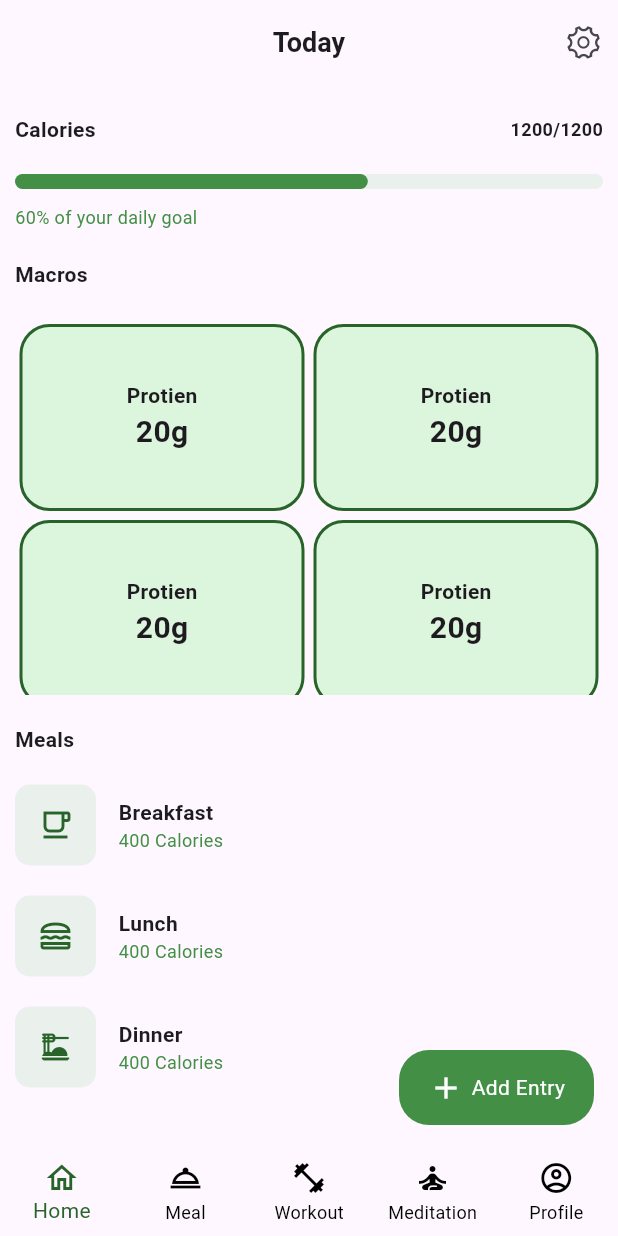
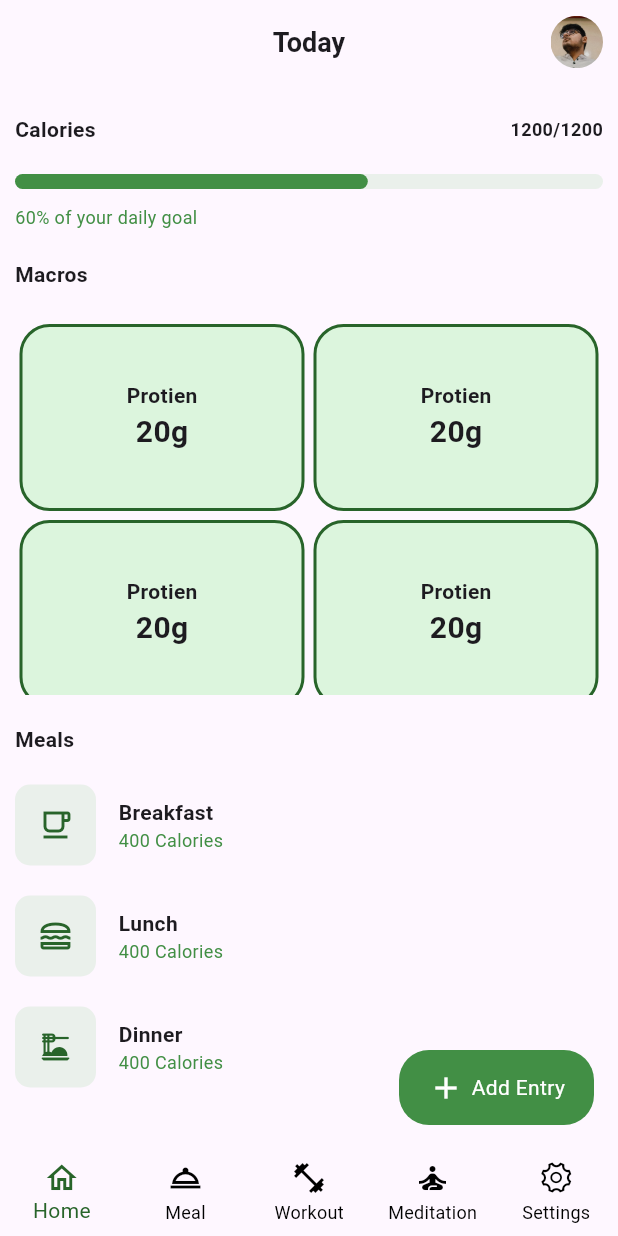
Before and after one commit to ankit-kr-codes/Calbun, a Flutter app: the Home screen opened by its route, on a phone screen of 412 x 824 dp. Run offline on Flutter 3.47's test engine with Material 3 defaults, Android fonts, the light colour scheme and no system bars; our stand-ins replace go_router.

Commit message:
Created Profile page and added comming soon banner to workout and meditation page

```diff
--- a/lib/core/router.dart
+++ b/lib/core/router.dart
@@ -1,10 +1,16 @@
+import 'package:calbun/main.dart';
 import 'package:calbun/presentation/home.dart';
 import 'package:calbun/presentation/login_form.dart';
+import 'package:calbun/presentation/meal.dart';
+import 'package:calbun/presentation/meditation.dart';
+import 'package:calbun/presentation/profile.dart';
+import 'package:calbun/presentation/settings.dart';
 import 'package:calbun/presentation/signup_form.dart';
 import 'package:calbun/presentation/welcome.dart';
+import 'package:calbun/presentation/workout.dart';
 import 'package:go_router/go_router.dart';
 
-GoRouter router = GoRouter(
+final router = GoRouter(
   initialLocation: '/welcome',
   routes: [
     GoRoute(
@@ -23,9 +29,40 @@ GoRouter router = GoRouter(
       //
     ),
     GoRoute(
-      path: '/home',
-      builder: (context, state) => const Home(),
+      path: '/profile',
+      builder: (context, state) => const Profile(),
       //
+    ),
+    ShellRoute(
+      builder: (context, state, child) => MainShell(child: child),
+      routes: [
+        GoRoute(
+          path: '/home',
+          builder: (context, state) => const Home(),
+          //
+        ),
+        GoRoute(
+          path: '/meal',
+          builder: (context, state) => const Meal(),
+          //
+        ),
+        GoRoute(
+          path: '/workout',
+          builder: (context, state) => const Workout(),
+          //
+        ),
+        GoRoute(
+          path: '/meditation',
+          builder: (context, state) => const Meditation(),
+          //
+        ),
+
+        GoRoute(
+          path: '/settings',
+          builder: (context, state) => const Settings(),
+          //
+        ),
+      ],
     ),
   ],
 );
--- a/lib/main.dart
+++ b/lib/main.dart
@@ -1,5 +1,8 @@
 import 'package:calbun/core/router.dart';
+import 'package:calbun/core/theme.dart';
+import 'package:flutter/cupertino.dart';
 import 'package:flutter/material.dart';
+import 'package:go_router/go_router.dart';
 
 void main() {
   runApp(const Calbun());
@@ -17,3 +20,78 @@ class Calbun extends StatelessWidget {
     );
   }
 }
+
+class MainShell extends StatelessWidget {
+  final Widget child;
+  const MainShell({super.key, required this.child});
+
+  @override
+  Widget build(BuildContext context) {
+    var path = GoRouterState.of(context).uri.path;
+
+    int index = switch (path) {
+      '/home' => 0,
+      '/meal' => 1,
+      '/workout' => 2,
+      '/meditation' => 3,
+      '/settings' => 4,
+      _ => 0,
+    };
+
+    void onTap(int i) {
+      switch (i) {
+        case 0:
+          context.go('/home');
+          break;
+        case 1:
+          context.go('/meal');
+          break;
+        case 2:
+          context.go('/workout');
+          break;
+        case 3:
+          context.go('/meditation');
+          break;
+        case 4:
+          context.go('/settings');
+          break;
+      }
+    }
+
+    return Scaffold(
+      body: child,
+      bottomNavigationBar: BottomNavigationBar(
+        currentIndex: index,
+        elevation: 0,
+        backgroundColor: AppColors.transparent,
+        unselectedItemColor: AppColors.black,
+        selectedItemColor: AppColors.darkGreen,
+        enableFeedback: false,
+        onTap: onTap,
+        type: BottomNavigationBarType.fixed,
+        items: const [
+          BottomNavigationBarItem(
+            label: "Home",
+            icon: Icon(Icons.home_outlined),
+          ),
+          BottomNavigationBarItem(
+            label: "Meal",
+            icon: Icon(Icons.room_service_outlined),
+          ),
+          BottomNavigationBarItem(
+            label: "Workout",
+            icon: Icon(Icons.fitness_center_outlined),
+          ),
+          BottomNavigationBarItem(
+            label: "Meditation",
+            icon: Icon(Icons.self_improvement_outlined),
+          ),
+          BottomNavigationBarItem(
+            label: "Settings",
+            icon: Icon(CupertinoIcons.gear),
+          ),
+        ],
+      ),
+    );
+  }
+}
--- a/lib/presentation/home.dart
+++ b/lib/presentation/home.dart
@@ -1,6 +1,6 @@
 import 'package:calbun/core/theme.dart';
 import 'package:flutter/material.dart';
-import 'package:flutter/cupertino.dart';
+import 'package:go_router/go_router.dart';
 
 class Home extends StatelessWidget {
   const Home({super.key});
@@ -17,7 +17,17 @@ class Home extends StatelessWidget {
           style: TextStyle(fontWeight: FontWeight.bold, fontSize: 18),
         ),
         actions: [
-          const Icon(CupertinoIcons.gear, size: 26),
+          GestureDetector(
+            onTap: () => context.push("/profile"),
+            child: ClipOval(
+              child: Image.asset(
+                'assets/images/profile.jpg',
+                fit: BoxFit.cover,
+                height: 35,
+                width: 35,
+              ),
+            ),
+          ),
           const SizedBox(width: 10),
         ],
       ),
@@ -312,37 +322,37 @@ class Home extends StatelessWidget {
           ],
         ),
       ),
-      bottomNavigationBar: BottomNavigationBar(
-        elevation: 0,
-        backgroundColor: AppColors.transparent,
-        unselectedItemColor: AppColors.black,
-        selectedItemColor: AppColors.darkGreen,
-        enableFeedback: false,
-        type: BottomNavigationBarType.fixed,
-        items: const [
-          BottomNavigationBarItem(
-            label: "Home",
-            icon: Icon(Icons.home_outlined),
-            //
-          ),
-          BottomNavigationBarItem(
-            label: "Meal",
-            icon: Icon(Icons.room_service_outlined),
-          ),
-          BottomNavigationBarItem(
-            label: "Workout",
-            icon: Icon(Icons.fitness_center_outlined),
-          ),
-          BottomNavigationBarItem(
-            label: "Meditation",
-            icon: Icon(Icons.self_improvement_outlined),
-          ),
-          BottomNavigationBarItem(
-            label: "Profile",
-            icon: Icon(Icons.account_circle_outlined),
-          ),
-        ],
-      ),
+      // bottomNavigationBar: BottomNavigationBar(
+      //   elevation: 0,
+      //   backgroundColor: AppColors.transparent,
+      //   unselectedItemColor: AppColors.black,
+      //   selectedItemColor: AppColors.darkGreen,
+      //   enableFeedback: false,
+      //   type: BottomNavigationBarType.fixed,
+      //   items: const [
+      //     BottomNavigationBarItem(
+      //       label: "Home",
+      //       icon: Icon(Icons.home_outlined),
+      //       //
+      //     ),
+      //     BottomNavigationBarItem(
+      //       label: "Meal",
+      //       icon: Icon(Icons.room_service_outlined),
+      //     ),
+      //     BottomNavigationBarItem(
+      //       label: "Workout",
+      //       icon: Icon(Icons.fitness_center_outlined),
+      //     ),
+      //     BottomNavigationBarItem(
+      //       label: "Meditation",
+      //       icon: Icon(Icons.self_improvement_outlined),
+      //     ),
+      //     BottomNavigationBarItem(
+      //       label: "Profile",
+      //       icon: Icon(Icons.account_circle_outlined),
+      //     ),
+      //   ],
+      // ),
     );
   }
 }
--- a/pubspec.yaml
+++ b/pubspec.yaml
@@ -34,7 +34,6 @@ flutter:
 
   assets:
     - assets/images/
-    - assets/svg/
 
   fonts:
     - family: Delius_Swash_Caps
```
Also changed, not shown: lib/presentation/meal.dart (added, +19 -0 lines), lib/presentation/meditation.dart (added, +28 -0 lines), lib/presentation/profile.dart (added, +166 -0 lines), lib/presentation/settings.dart (added, +263 -0 lines), lib/presentation/workout.dart (added, +28 -0 lines), assets/Prototype/8.png (added), assets/images/profile.jpg (added), 1 other file.
